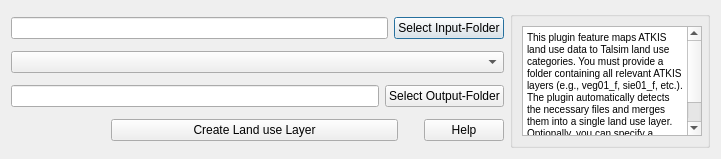
First picture: the form in QTalsim/qtalsim_landuse.ui, repository sydroconsult/QTalsim, before the edit.
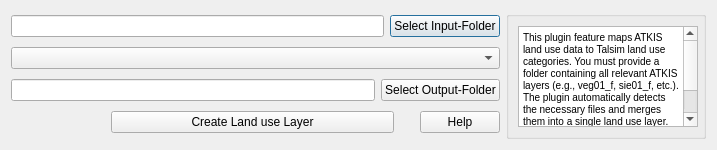
Second picture: the form after the edit. Custom widgets are drawn as their Qt base class.

What changed in the file:
```diff
--- a/QTalsim/qtalsim_landuse.ui
+++ b/QTalsim/qtalsim_landuse.ui
@@ -6,8 +6,8 @@
    <rect>
     <x>0</x>
     <y>0</y>
-    <width>721</width>
-    <height>159</height>
+    <width>717</width>
+    <height>150</height>
    </rect>
   </property>
   <property name="windowTitle">
```
